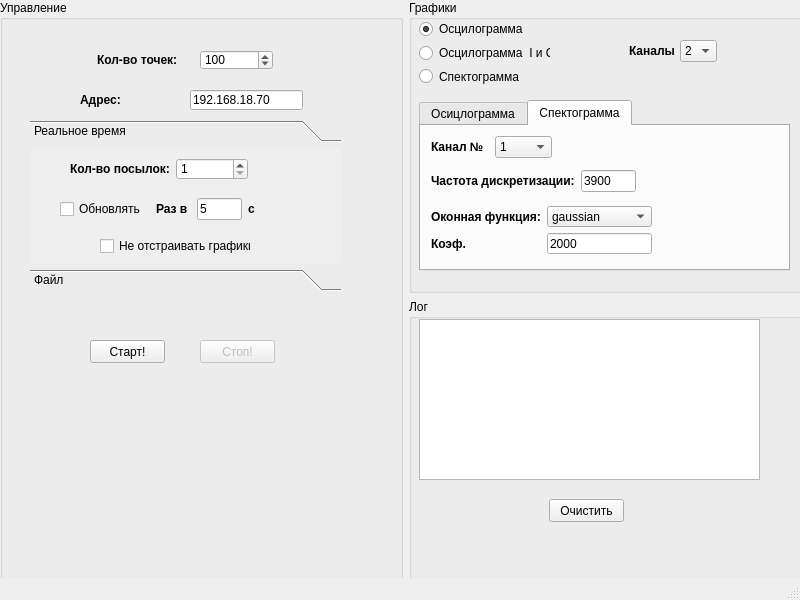
The window that mw.ui (lolizz00/ETH_IQ) describes before a commit, drawn with Qt 5.
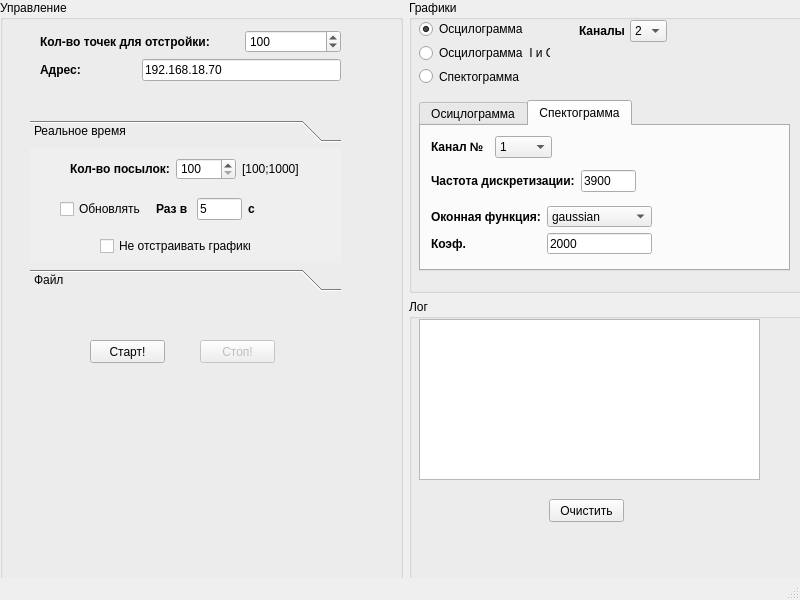
The same window after the commit. The open tabs and pages were chosen to show the change.

```diff
--- a/mw.ui
+++ b/mw.ui
@@ -89,7 +89,7 @@
            <rect>
             <x>40</x>
             <y>10</y>
-            <width>178</width>
+            <width>232</width>
             <height>22</height>
            </rect>
           </property>
@@ -110,16 +110,23 @@
            <item>
             <widget class="QSpinBox" name="pointCntSpinBox">
              <property name="minimum">
-              <number>1</number>
+              <number>100</number>
              </property>
              <property name="maximum">
-              <number>10000000</number>
+              <number>1000</number>
              </property>
              <property name="singleStep">
               <number>3</number>
              </property>
              <property name="value">
-              <number>1</number>
+              <number>100</number>
+             </property>
+            </widget>
+           </item>
+           <item>
+            <widget class="QLabel" name="label_12">
+             <property name="text">
+              <string>[100;1000]</string>
              </property>
             </widget>
            </item>
@@ -281,15 +288,31 @@
          <string>Стоп!</string>
         </property>
        </widget>
+       <widget class="QWidget" name="">
+        <property name="geometry">
+         <rect>
+          <x>40</x>
+          <y>30</y>
+          <width>301</width>
+          <height>51</height>
+         </rect>
+        </property>
+        <layout class="QGridLayout" name="gridLayout_6">
+         <item row="0" column="0" colspan="2">
+          <widget class="QLabel" name="label_10">
+           <property name="font">
+            <font>
+             <weight>75</weight>
+             <bold>true</bold>
+            </font>
+           </property>
+           <property name="text">
+            <string>Кол-во точек для отстройки:</string>
+           </property>
+          </widget>
+         </item>
+         <item row="0" column="2">
        <widget class="QSpinBox" name="cntSpinBox">
-        <property name="geometry">
-         <rect>
-          <x>200</x>
-          <y>50</y>
-          <width>73</width>
-          <height>20</height>
-         </rect>
-        </property>
         <property name="minimum">
          <number>10</number>
         </property>
@@ -303,47 +326,9 @@
          <number>100</number>
         </property>
        </widget>
-       <widget class="QLabel" name="label_10">
-        <property name="geometry">
-         <rect>
-          <x>97</x>
-          <y>50</y>
-          <width>97</width>
-          <height>20</height>
-         </rect>
-        </property>
-        <property name="font">
-         <font>
-          <weight>75</weight>
-          <bold>true</bold>
-         </font>
-        </property>
-        <property name="text">
-         <string>Кол-во точек:</string>
-        </property>
-       </widget>
-       <widget class="QLineEdit" name="addrLineEdit">
-        <property name="geometry">
-         <rect>
-          <x>190</x>
-          <y>90</y>
-          <width>113</width>
-          <height>20</height>
-         </rect>
-        </property>
-        <property name="text">
-         <string>192.168.18.70</string>
-        </property>
-       </widget>
+         </item>
+         <item row="1" column="0">
        <widget class="QLabel" name="label_11">
-        <property name="geometry">
-         <rect>
-          <x>80</x>
-          <y>90</y>
-          <width>97</width>
-          <height>20</height>
-         </rect>
-        </property>
         <property name="font">
          <font>
           <weight>75</weight>
@@ -354,6 +339,16 @@
          <string>Адрес:</string>
         </property>
        </widget>
+         </item>
+         <item row="1" column="1" colspan="2">
+          <widget class="QLineEdit" name="addrLineEdit">
+           <property name="text">
+            <string>192.168.18.70</string>
+           </property>
+          </widget>
+         </item>
+        </layout>
+       </widget>
       </widget>
      </item>
      <item row="1" column="1">
@@ -755,8 +750,8 @@
        <widget class="QWidget" name="layoutWidget">
         <property name="geometry">
          <rect>
-          <x>220</x>
-          <y>40</y>
+          <x>170</x>
+          <y>20</y>
           <width>88</width>
           <height>22</height>
          </rect>
```
Left out of the diff: 6 changed lines with no effect on the pictures. Lines whose indentation alone changed are shown as unchanged.
